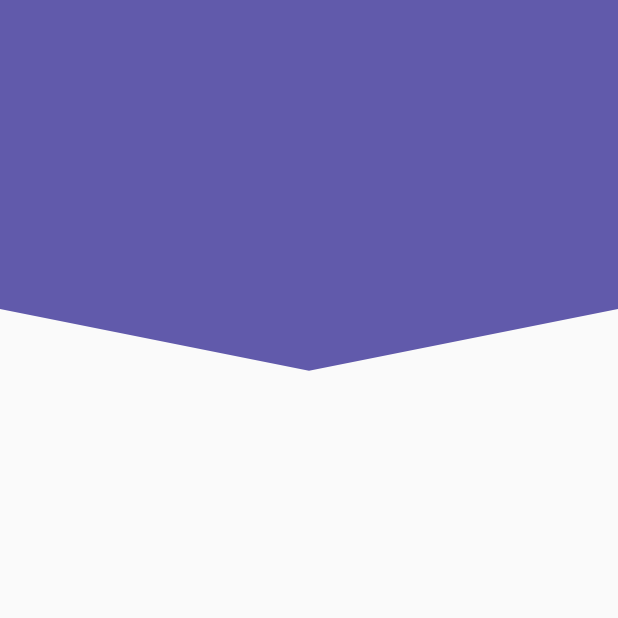
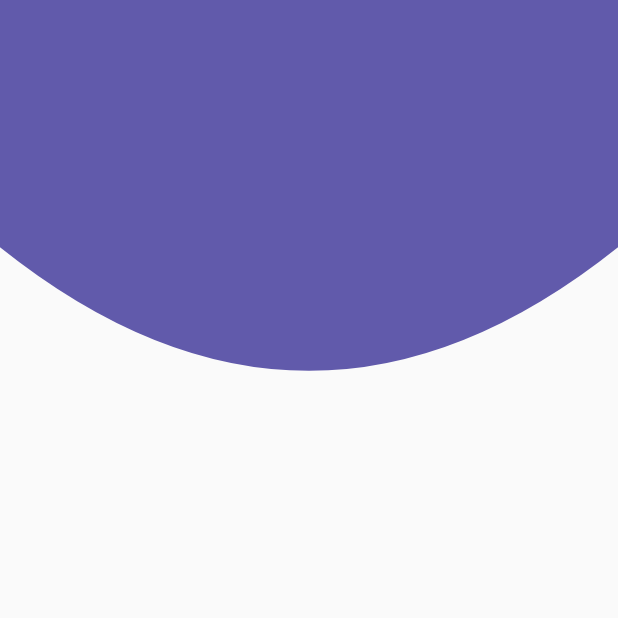
Before and after one commit to AleFachini/designs, a Flutter app: the screen it shows after launch, on a phone screen of 412 x 824 dp, the top half of it. Run offline on Flutter 3.47's test engine with Material 2 defaults, Android fonts, the phone set to English and light mode, and no system bars.

Commit message:
curvo  header with painter

```diff
--- a/lib/src/pages/headers_page.dart
+++ b/lib/src/pages/headers_page.dart
@@ -7,7 +7,7 @@ class HeadersPage extends StatelessWidget {
   @override
   Widget build(BuildContext context) {
     return Scaffold(
-      body: HeaderPico(),
+      body: HeaderCurvo(),
     );
   }
 }
--- a/lib/src/widgets/headers.dart
+++ b/lib/src/widgets/headers.dart
@@ -167,3 +167,47 @@ class _HeaderPicoPainter extends CustomPainter {
     return true;
   }
 }
+
+class HeaderCurvo extends StatelessWidget {
+  HeaderCurvo({Key? key}) : super(key: key);
+
+  @override
+  Widget build(BuildContext context) {
+    return Container(
+      height: double.infinity,
+      width: double.infinity,
+      child: CustomPaint(
+        painter: _HeaderCurvoPainter(),
+      ),
+    );
+  }
+}
+
+class _HeaderCurvoPainter extends CustomPainter {
+  @override
+  void paint(Canvas canvas, Size size) {
+    final paint = Paint(); //es el lapiz
+
+    //Propiedades
+    paint.color = Color(0xff615aab);
+    paint.style = PaintingStyle.fill; // .stroke or .fill
+    paint.strokeWidth = 10;
+
+    final path = new Path(); //es el camino que debe hacer el lapiz
+
+    //Dibujar con el paint y el path
+    //moveTO mueve el lapiz sin apollarlo entonces no traza
+    //lineTo mueve el lapiz trazando el recorrido
+    path.lineTo(0, size.height * 0.20);
+    path.quadraticBezierTo(
+        size.width * 0.5, size.height * 0.4, size.width, size.height * 0.20);
+    path.lineTo(size.width, 0);
+    //ahora le indico al canvas que dibuje
+    canvas.drawPath(path, paint);
+  }
+
+  @override
+  bool shouldRepaint(covariant CustomPainter oldDelegate) {
+    return true;
+  }
+}
```
